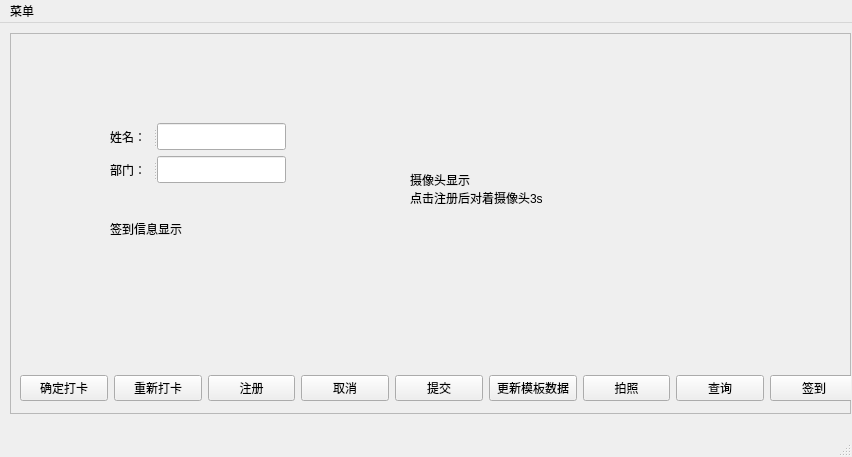
Old version of the form check_cli/ui/mainwindow.ui in the repository hanxi/check_system.
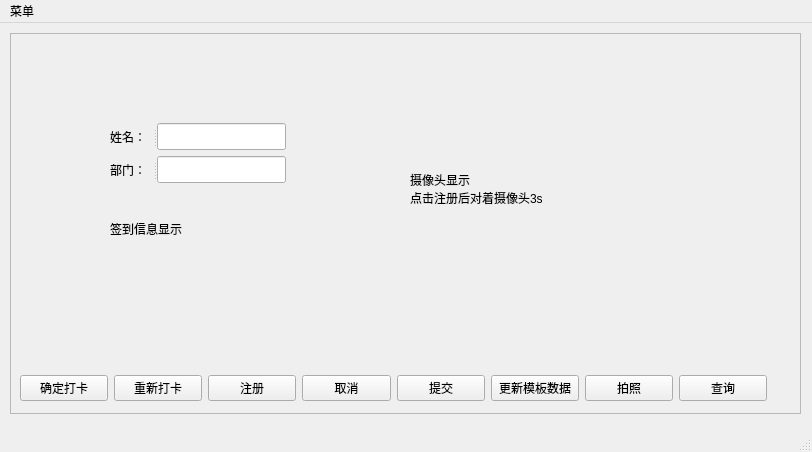
New version of the form.

What changed in the file:
```diff
--- a/check_cli/ui/mainwindow.ui
+++ b/check_cli/ui/mainwindow.ui
@@ -6,8 +6,8 @@
    <rect>
     <x>0</x>
     <y>0</y>
-    <width>852</width>
-    <height>457</height>
+    <width>812</width>
+    <height>452</height>
    </rect>
   </property>
   <property name="windowTitle">
@@ -19,7 +19,7 @@
      <rect>
       <x>10</x>
       <y>10</y>
-      <width>841</width>
+      <width>791</width>
       <height>381</height>
      </rect>
     </property>
@@ -51,7 +51,7 @@
       <rect>
        <x>10</x>
        <y>340</y>
-       <width>838</width>
+       <width>747</width>
        <height>30</height>
       </rect>
      </property>
@@ -115,13 +115,6 @@
         </property>
        </widget>
       </item>
-      <item>
-       <widget class="QPushButton" name="pushButtonCheckIn">
-        <property name="text">
-         <string>签到</string>
-        </property>
-       </widget>
-      </item>
      </layout>
     </widget>
     <widget class="QWidget" name="layoutWidget">
@@ -182,7 +175,7 @@
     <rect>
      <x>0</x>
      <y>0</y>
-     <width>852</width>
+     <width>812</width>
      <height>26</height>
     </rect>
    </property>
```
